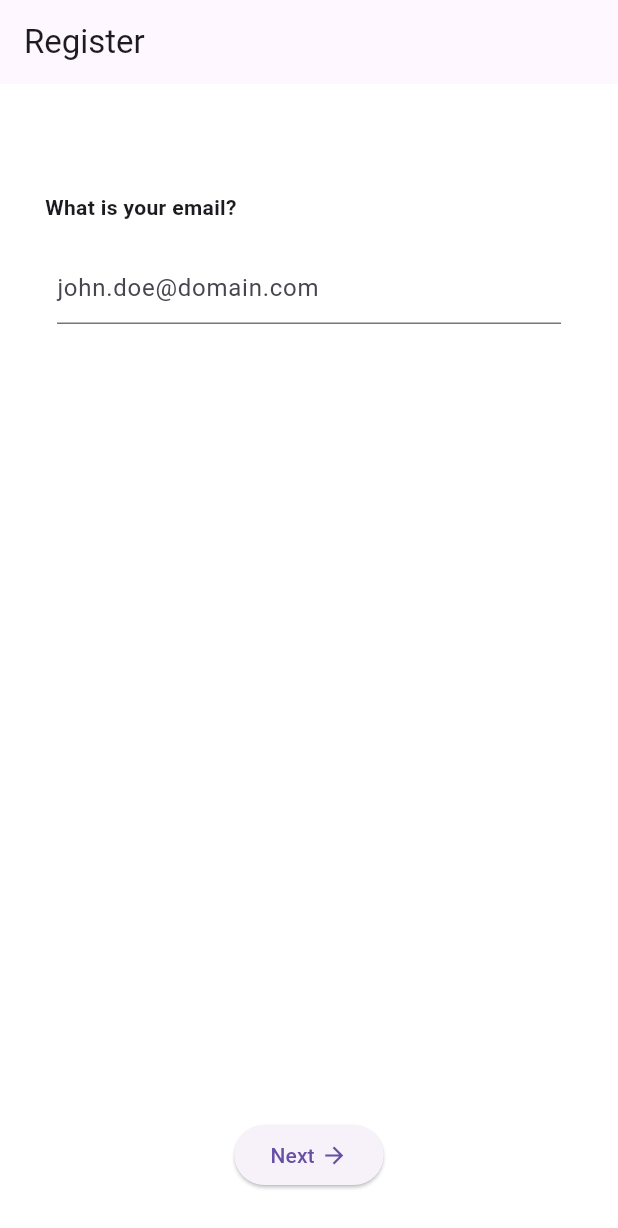
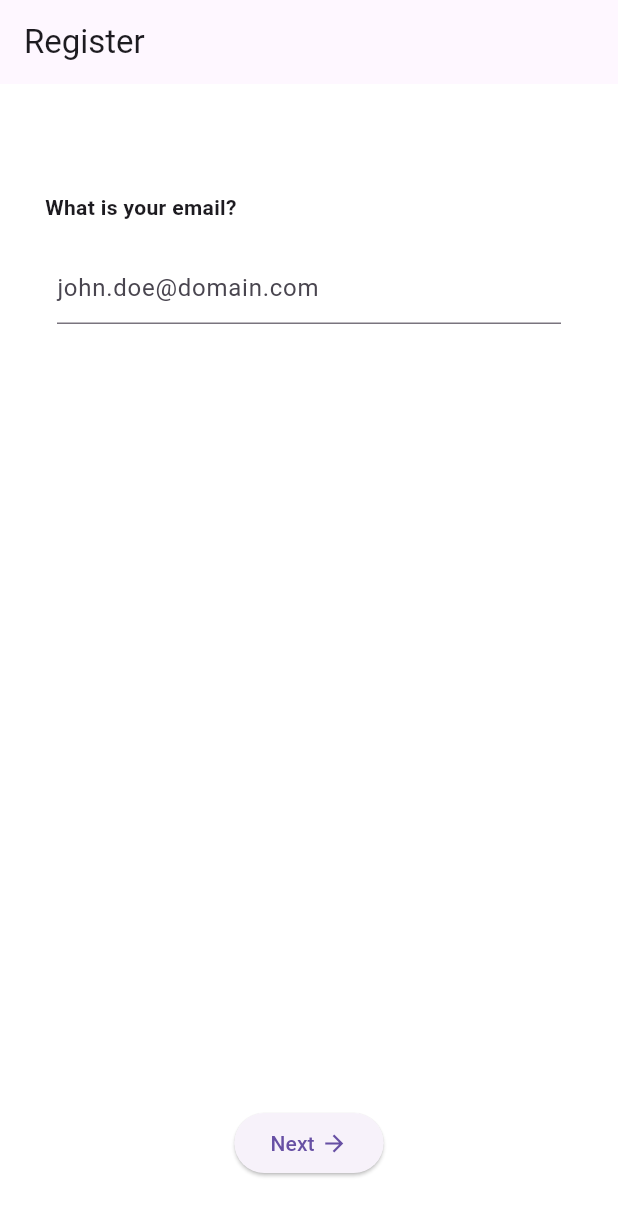
Before and after one commit to Iconica-Development/flutter_registration, a Flutter app: the screen it shows after launch, on a phone screen of 412 x 824 dp. Shown: the top 1228 px of the screen. Run offline on Flutter 3.47's test engine with Material 3 defaults, Android fonts, the phone set to English and light mode, and no system bars; missing offline and left inert: flutter_input_library.

Commit message:
feat: add auth drop down field

```diff
--- a/lib/flutter_registration.dart
+++ b/lib/flutter_registration.dart
@@ -11,6 +11,7 @@ export 'src/model/auth_field.dart';
 export 'src/model/auth_step.dart';
 export 'src/model/auth_text_field.dart';
 export 'src/model/auth_bool_field.dart';
+export 'src/model/auth_drop_down.dart';
 export 'src/registration_screen.dart';
 export 'src/service/registration_repository.dart';
 export 'package:flutter_input_library/flutter_input_library.dart'
--- a/lib/src/auth_screen.dart
+++ b/lib/src/auth_screen.dart
@@ -149,17 +149,11 @@ class _AuthScreenState extends State<AuthScreen> {
                     padding: const EdgeInsets.only(
                       top: 15.0,
                       bottom: 30.0,
-                      left: 30.0,
-                      right: 30.0,
                     ),
-                    child: Row(
-                      mainAxisAlignment:
-                          (widget.previousButtonBuilder != null &&
-                                  previousButton == null)
-                              ? MainAxisAlignment.spaceAround
-                              : widget.steps.first != step
-                                  ? MainAxisAlignment.spaceBetween
-                                  : MainAxisAlignment.end,
+                    child: Column(
+                      children: [
+                        Row(
+                          mainAxisAlignment: MainAxisAlignment.center,
                           children: [
                             if (widget.steps.first != step)
                               if (widget.previousButtonBuilder == null) ...[
@@ -172,16 +166,22 @@ class _AuthScreenState extends State<AuthScreen> {
                                         size: 18,
                                       ),
                                       Padding(
-                                    padding: const EdgeInsets.only(left: 4.0),
+                                        padding:
+                                            const EdgeInsets.only(left: 4.0),
                                         child: Text(widget.previousBtnTitle),
                                       ),
                                     ],
                                   ),
                                 ),
                               ] else if (previousButton != null) ...[
-                            previousButton
+                                Padding(
+                                  padding: const EdgeInsets.all(8.0),
+                                  child: previousButton,
+                                )
                               ],
-                        widget.nextButtonBuilder?.call(
+                            Padding(
+                              padding: const EdgeInsets.all(8.0),
+                              child: widget.nextButtonBuilder?.call(
                                     () async {
                                       await onNext(step);
                                     },
@@ -210,10 +210,17 @@ class _AuthScreenState extends State<AuthScreen> {
                                       ],
                                     ),
                                   ),
+                            ),
+                          ],
+                        ),
+                        if (widget.loginButton != null)
+                          Padding(
+                            padding: const EdgeInsets.only(top: 20.0),
+                            child: widget.loginButton!,
+                          ),
                       ],
                     ),
                   ),
-                  if (widget.loginButton != null) widget.loginButton!,
                 ],
               ),
           ],
```
Also changed, not shown: lib/src/model/auth_drop_down.dart (added, +59 -0 lines). Lines whose indentation alone changed are shown as unchanged.
